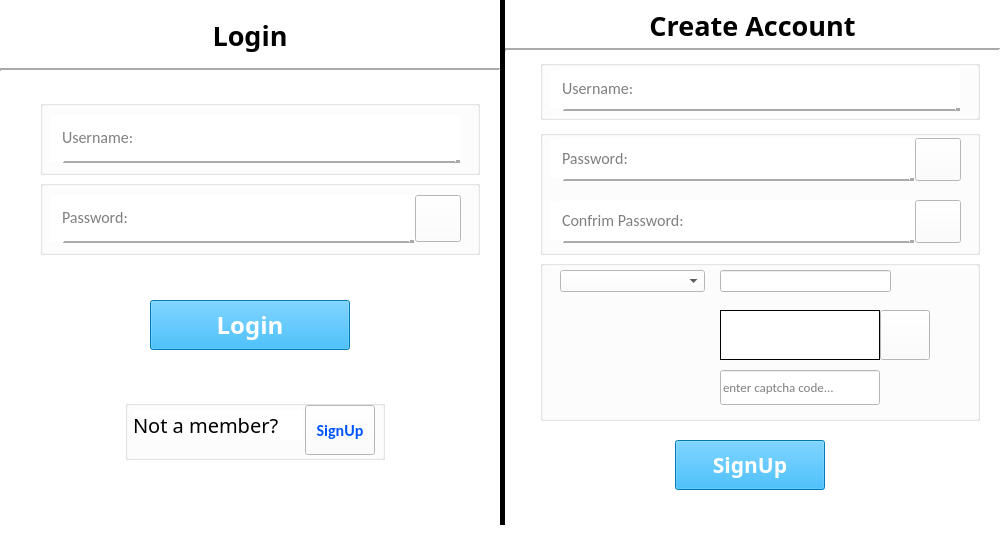
The window that signup_login_page/signup_login.ui (f8477/AP_prj_phase2) describes before a commit, drawn with Qt 5.
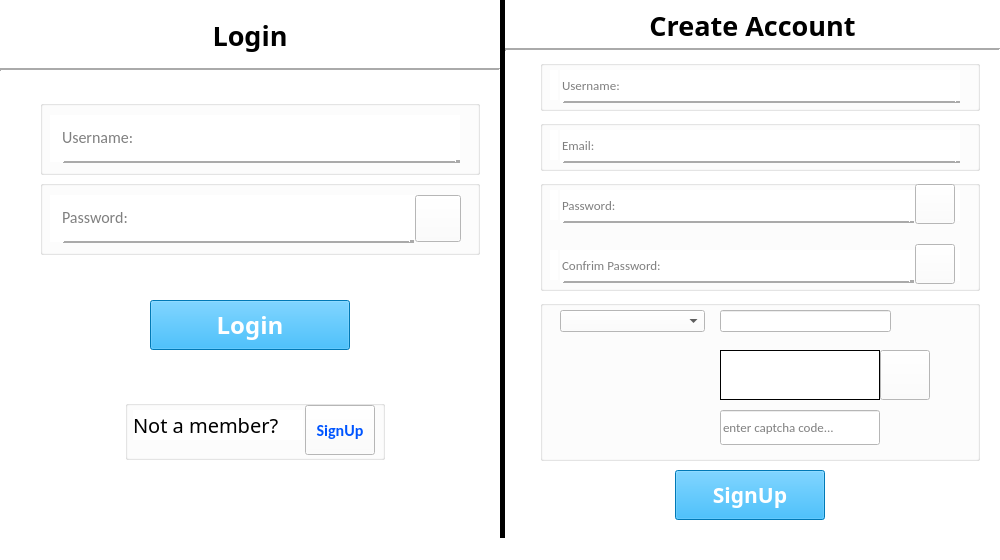
The same window after the commit.

Commit message: add signup_login page to the first of project. run signup_login page before start linkedin app

Diff of the .ui file:
```diff
--- a/signup_login_page/signup_login.ui
+++ b/signup_login_page/signup_login.ui
@@ -7,7 +7,7 @@
     <x>0</x>
     <y>0</y>
     <width>1000</width>
-    <height>550</height>
+    <height>560</height>
    </rect>
   </property>
   <property name="font">
@@ -356,7 +356,7 @@
       <x>500</x>
       <y>0</y>
       <width>5</width>
-      <height>525</height>
+      <height>560</height>
      </rect>
     </property>
     <property name="sizePolicy">
@@ -426,7 +426,7 @@
       <x>540</x>
       <y>60</y>
       <width>440</width>
-      <height>60</height>
+      <height>51</height>
      </rect>
     </property>
     <property name="font">
@@ -442,7 +442,7 @@
      <property name="geometry">
       <rect>
        <x>20</x>
-       <y>48</y>
+       <y>40</y>
        <width>400</width>
        <height>3</height>
       </rect>
@@ -469,15 +469,15 @@
      <property name="geometry">
       <rect>
        <x>20</x>
-       <y>8</y>
+       <y>10</y>
        <width>400</width>
-       <height>40</height>
+       <height>31</height>
       </rect>
      </property>
      <property name="font">
       <font>
        <family>Calibri</family>
-       <pointsize>12</pointsize>
+       <pointsize>10</pointsize>
       </font>
      </property>
      <property name="maxLength">
@@ -495,8 +495,8 @@
       <rect>
        <x>10</x>
        <y>10</y>
-       <width>10</width>
-       <height>38</height>
+       <width>8</width>
+       <height>30</height>
       </rect>
      </property>
      <property name="frameShape">
@@ -530,9 +530,9 @@
     <property name="geometry">
      <rect>
       <x>540</x>
-      <y>130</y>
+      <y>180</y>
       <width>440</width>
-      <height>125</height>
+      <height>111</height>
      </rect>
     </property>
     <property name="font">
@@ -548,7 +548,7 @@
      <property name="geometry">
       <rect>
        <x>20</x>
-       <y>48</y>
+       <y>40</y>
        <width>354</width>
        <height>3</height>
       </rect>
@@ -575,15 +575,15 @@
      <property name="geometry">
       <rect>
        <x>20</x>
-       <y>8</y>
+       <y>10</y>
        <width>400</width>
-       <height>40</height>
+       <height>31</height>
       </rect>
      </property>
      <property name="font">
       <font>
        <family>Calibri</family>
-       <pointsize>12</pointsize>
+       <pointsize>10</pointsize>
       </font>
      </property>
      <property name="text">
@@ -604,8 +604,8 @@
       <rect>
        <x>10</x>
        <y>10</y>
-       <width>10</width>
-       <height>38</height>
+       <width>8</width>
+       <height>30</height>
       </rect>
      </property>
      <property name="frameShape">
@@ -621,13 +621,13 @@
        <x>20</x>
        <y>70</y>
        <width>400</width>
-       <height>40</height>
+       <height>31</height>
       </rect>
      </property>
      <property name="font">
       <font>
        <family>Calibri</family>
-       <pointsize>12</pointsize>
+       <pointsize>10</pointsize>
       </font>
      </property>
      <property name="maxLength">
@@ -644,7 +644,7 @@
      <property name="geometry">
       <rect>
        <x>20</x>
-       <y>110</y>
+       <y>100</y>
        <width>354</width>
        <height>3</height>
       </rect>
@@ -671,9 +671,9 @@
      <property name="geometry">
       <rect>
        <x>10</x>
-       <y>72</y>
-       <width>10</width>
-       <height>38</height>
+       <y>70</y>
+       <width>8</width>
+       <height>30</height>
       </rect>
      </property>
      <property name="frameShape">
@@ -687,9 +687,9 @@
      <property name="geometry">
       <rect>
        <x>375</x>
-       <y>8</y>
-       <width>46</width>
-       <height>43</height>
+       <y>4</y>
+       <width>40</width>
+       <height>40</height>
       </rect>
      </property>
      <property name="styleSheet">
@@ -703,9 +703,9 @@
      <property name="geometry">
       <rect>
        <x>375</x>
-       <y>70</y>
-       <width>46</width>
-       <height>43</height>
+       <y>64</y>
+       <width>40</width>
+       <height>40</height>
       </rect>
      </property>
      <property name="styleSheet">
@@ -720,7 +720,7 @@
     <property name="geometry">
      <rect>
       <x>540</x>
-      <y>260</y>
+      <y>300</y>
       <width>440</width>
       <height>161</height>
      </rect>
@@ -807,7 +807,7 @@
     <property name="geometry">
      <rect>
       <x>675</x>
-      <y>440</y>
+      <y>470</y>
       <width>150</width>
       <height>50</height>
      </rect>
@@ -828,6 +828,93 @@
      <string>SignUp</string>
     </property>
    </widget>
+   <widget class="QGroupBox" name="emailGroup">
+    <property name="geometry">
+     <rect>
+      <x>540</x>
+      <y>120</y>
+      <width>440</width>
+      <height>51</height>
+     </rect>
+    </property>
+    <property name="font">
+     <font>
+      <family>Calibri Light</family>
+      <pointsize>8</pointsize>
+     </font>
+    </property>
+    <property name="title">
+     <string/>
+    </property>
+    <widget class="Line" name="line_9">
+     <property name="geometry">
+      <rect>
+       <x>20</x>
+       <y>40</y>
+       <width>400</width>
+       <height>3</height>
+      </rect>
+     </property>
+     <property name="font">
+      <font>
+       <family>Calibri Light</family>
+       <pointsize>20</pointsize>
+       <weight>50</weight>
+       <bold>false</bold>
+      </font>
+     </property>
+     <property name="frameShadow">
+      <enum>QFrame::Raised</enum>
+     </property>
+     <property name="lineWidth">
+      <number>5</number>
+     </property>
+     <property name="orientation">
+      <enum>Qt::Horizontal</enum>
+     </property>
+    </widget>
+    <widget class="QLineEdit" name="editEmail">
+     <property name="geometry">
+      <rect>
+       <x>20</x>
+       <y>10</y>
+       <width>400</width>
+       <height>31</height>
+      </rect>
+     </property>
+     <property name="font">
+      <font>
+       <family>Calibri</family>
+       <pointsize>10</pointsize>
+      </font>
+     </property>
+     <property name="maxLength">
+      <number>20</number>
+     </property>
+     <property name="frame">
+      <bool>false</bool>
+     </property>
+     <property name="placeholderText">
+      <string>Email:</string>
+     </property>
+    </widget>
+    <widget class="QLabel" name="isEmailCorrect">
+     <property name="geometry">
+      <rect>
+       <x>10</x>
+       <y>10</y>
+       <width>8</width>
+       <height>30</height>
+      </rect>
+     </property>
+     <property name="frameShape">
+      <enum>QFrame::NoFrame</enum>
+     </property>
+     <property name="text">
+      <string/>
+     </property>
+    </widget>
+   </widget>
   </widget>
   <widget class="QStatusBar" name="statusbar"/>
  </widget>
```
Left out of the diff: 4 changed lines with no effect on the pictures. The commit also changes 5 other files.
